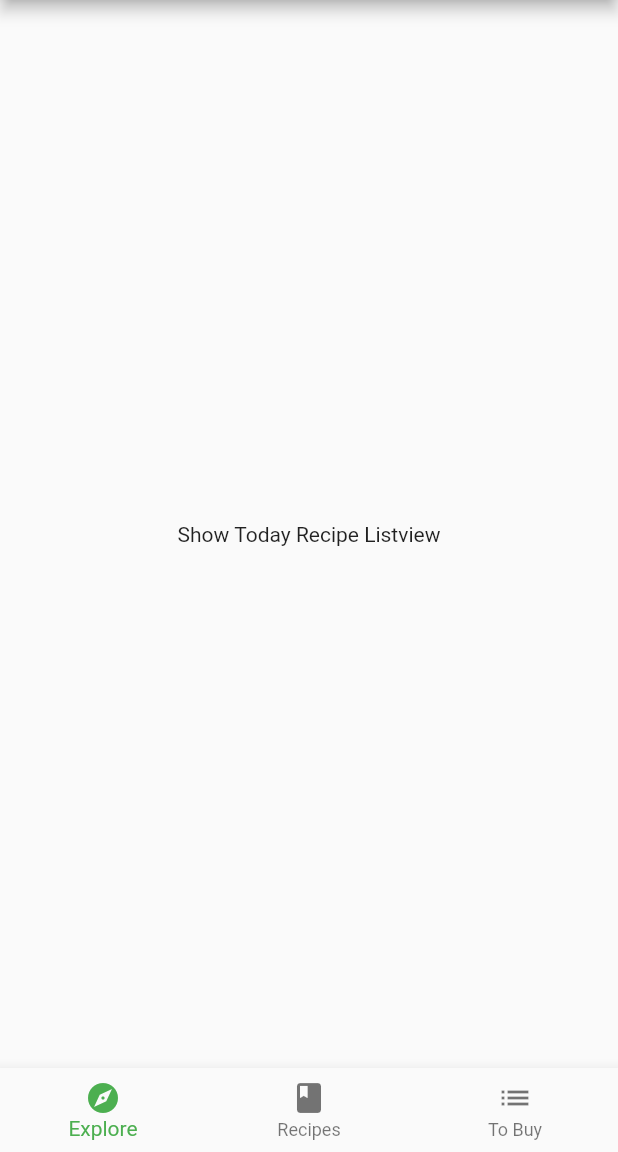
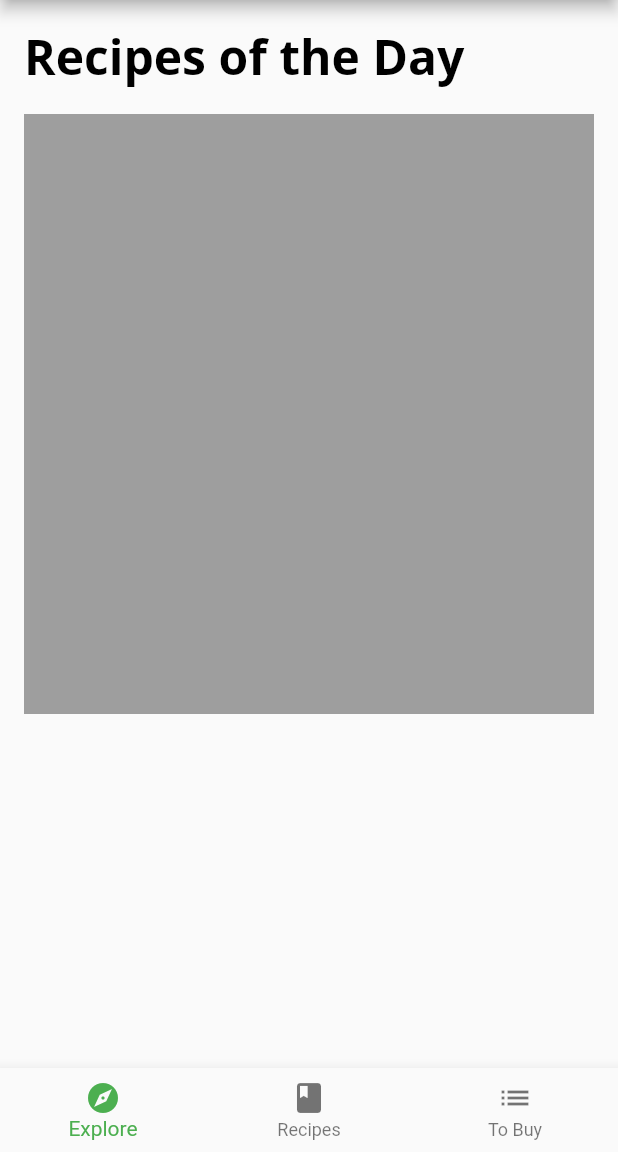
Before and after one commit to pcpscollege/pcpsfoodies, a Flutter app: the screen it shows after launch, on a phone screen of 412 x 824 dp, the part 84-1236 px from its top. Run offline on Flutter 3.47's test engine with Material 2 defaults, Android fonts, the light colour scheme and no system bars; our stand-ins replace google_fonts; project files that could hold a hidden picture were left out.

Commit message:
Added TodayRecipeListView

```diff
--- a/lib/components/components.dart
+++ b/lib/components/components.dart
@@ -3,3 +3,4 @@ export 'card1.dart';
 export 'card2.dart';
 export 'card3.dart';
 export 'circle_image.dart';
+export 'today_recipe_list_view.dart';
--- /dev/null
+++ b/lib/components/today_recipe_list_view.dart
@@ -0,0 +1,39 @@
+import 'package:flutter/material.dart';
+
+import 'package:pcpsfoodies/components/components.dart';
+import 'package:pcpsfoodies/models/models.dart';
+
+class TodayRecipeListView extends StatelessWidget {
+  final List<ExploreRecipe> recipes;
+
+  const TodayRecipeListView({Key? key, required this.recipes})
+      : super(key: key);
+
+  @override
+  Widget build(BuildContext context) {
+    return Padding(
+      padding: const EdgeInsets.only(
+        left: 16,
+        right: 16,
+        top: 16,
+      ),
+      child: Column(
+        crossAxisAlignment: CrossAxisAlignment.start,
+        children: [
+          Text(
+            'Recipes of the Day',
+            style: Theme.of(context).textTheme.headline1,
+          ),
+          const SizedBox(height: 16),
+          Container(
+            height: 400,
+            // Todo: add listview here
+            color: Colors.grey,
+          ),
+        ],
+      ),
+    );
+  }
+
+  // Todo: add buildCard() widget here
+}
--- a/lib/screens/explore_screen.dart
+++ b/lib/screens/explore_screen.dart
@@ -23,11 +23,7 @@ class ExploreScreen extends StatelessWidget {
         // TODO: Add Nested List Views
         if (snapshot.connectionState == ConnectionState.done) {
           final recipes = snapshot.data?.todayRecipes ?? [];
-          return Center(
-            child: Container(
-              child: const Text('Show Today Recipe Listview'),
-            ),
-          );
+          return TodayRecipeListView(recipes: recipes);
         } else {
           return const Center(
             child: CircularProgressIndicator(),
```
